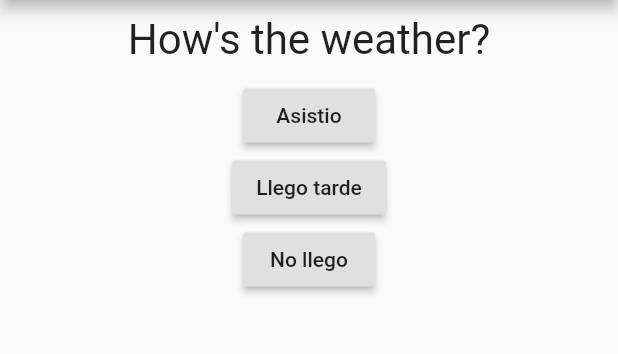
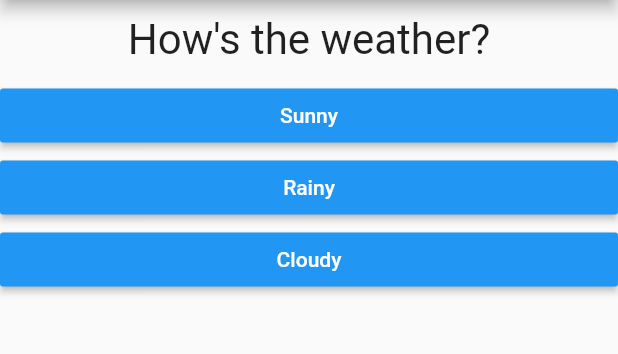
Before and after one commit to JMarinez/control_app, a Flutter app: the screen it shows after launch, on a phone screen of 412 x 824 dp, the part 84-438 px from its top. Run offline on Flutter 3.47's test engine with Material 2 defaults, Android fonts, the phone set to English and light mode, and no system bars.

Commit message:
[ADD] Mapping Answer widget to display corresponding Questions

```diff
--- /dev/null
+++ b/lib/answer.dart
@@ -0,0 +1,22 @@
+import 'package:flutter/material.dart';
+
+class Answer extends StatelessWidget {
+
+  final Function selectHandler;
+  final String answerText;
+
+  Answer(this.selectHandler, this.answerText);
+
+  @override
+  Widget build(BuildContext context) {
+    return Container(
+      width: double.infinity,
+      child: RaisedButton(
+        color: Colors.blue,
+        textColor: Colors.white,
+        child: Text(answerText),
+        onPressed: selectHandler,
+      ),
+    );
+  }
+}
--- a/lib/main.dart
+++ b/lib/main.dart
@@ -1,6 +1,7 @@
 import 'package:flutter/material.dart';
 
 import './question.dart';
+import './answer.dart';
 
 void main() {
   runApp(MyApp());
@@ -16,7 +17,7 @@ class MyApp extends StatefulWidget {
 class _MyAppState extends State<MyApp> {
   var _currentQuestion = 0;
 
-  void _changeQuestion() {
+  void _answerQuestion() {
     setState(() {
       _currentQuestion = _currentQuestion + 1;
     });
@@ -24,7 +25,20 @@ class _MyAppState extends State<MyApp> {
 
   @override
   Widget build(BuildContext context) {
-    var questions = ["How's the weather?", "How you doin?"];
+    const questions = [
+      {
+        "questionText": "How's the weather?",
+        "answers": ["Sunny", "Rainy", "Cloudy"]
+      },
+      {
+        "questionText": "How you doin?",
+        "answers": ["Good", "OK", "Sad", "Depressed"]
+      },
+      {
+        "questionText": "Is Flutter amazing?",
+        "answers": ["Totally", "It's alright", "Horrible"]
+      }
+    ];
     return MaterialApp(
       home: Scaffold(
         appBar: AppBar(
@@ -53,29 +67,11 @@ class _MyAppState extends State<MyApp> {
         body: Column(
           children: <Widget>[
             Question(
-              questions[_currentQuestion],
+              questions[_currentQuestion]["questionText"],
             ),
-            RaisedButton(
-              child: Text("Asistio"),
-              onPressed: () {
-                _changeQuestion();
-                print("Asistio!");
-              },
-            ),
-            RaisedButton(
-              child: Text("Llego tarde"),
-              onPressed: () {
-                _changeQuestion();
-                print("Llego tarde!");
-              },
-            ),
-            RaisedButton(
-              child: Text("No llego"),
-              onPressed: () {
-                _changeQuestion();
-                print("No llego!");
-              },
-            )
+            ...(questions[_currentQuestion]["answers"] as List<String>).map((answer) {
+              return Answer(_answerQuestion, answer);
+            }).toList()
           ],
         ),
       ),
```
